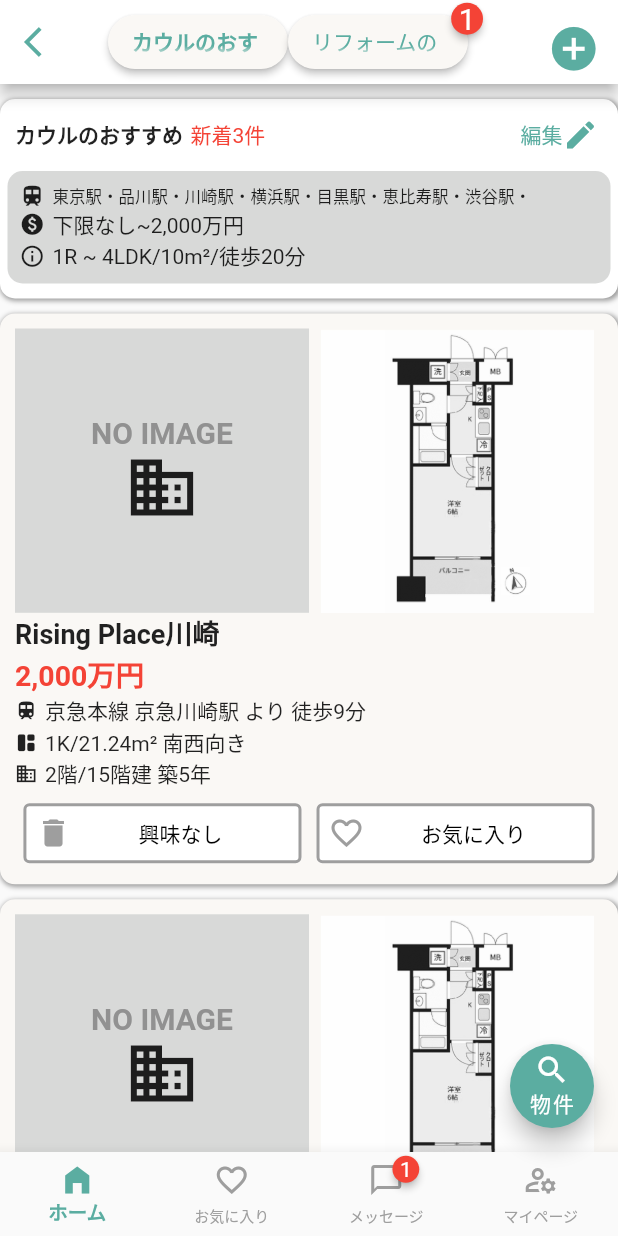
After one commit to tbskgm0/flutter-tutorial, a Flutter app: the screen it shows after launch, after a tap on "residence", on a phone screen of 412 x 824 dp. The commit adds this screen. Run offline on Flutter 3.47's test engine with Material 2 defaults, Android fonts, the phone set to English and light mode, and no system bars; drawn by our look-alikes of badges; Roboto replaces fonts that are missing (Roboto Mono).

Commit message:
add: residenceアプリの実装

```diff
--- a/lib/main.dart
+++ b/lib/main.dart
@@ -1,5 +1,6 @@
 import 'package:flutter/material.dart';
 import 'youtube/youtube_screen.dart';
+import 'residence/residence_screen.dart';
 
 void main() {
   runApp(const MyApp());
@@ -33,7 +34,6 @@ class MyHomePage extends StatelessWidget {
         title: const Center(
           child: Text('メイン画面'),
         ),
-
       ),
       body: Center(
         child: Column(
@@ -50,6 +50,17 @@ class MyHomePage extends StatelessWidget {
               },
               child: const Text('Youtube'),
             ),
+            ElevatedButton(
+              onPressed: () {
+                Navigator.push<Widget>(
+                  context,
+                  MaterialPageRoute(
+                    builder: (context) => ResidenceScreen(),
+                  ),
+                );
+              },
+              child: const Text('residence'),
+            ),
           ],
         ),
       ),
--- /dev/null
+++ b/lib/residence/residence_model.dart
@@ -0,0 +1,13 @@
+
+
+class Residence {
+  String image;
+  String houseName;
+  String price;
+  String onFootFromStation;
+  String floorPlan;
+  String houseAge;
+
+  Residence(this.image, this.houseName, this.price, this.onFootFromStation,
+      this.floorPlan, this.houseAge);
+}
--- /dev/null
+++ b/lib/residence/residence_screen.dart
@@ -0,0 +1,479 @@
+import 'package:flutter/material.dart';
+import 'package:badges/badges.dart';
+import 'dart:developer';
+import 'residence_model.dart';
+
+class ResidenceScreen extends StatelessWidget {
+  final _whiteColor = const Color(0xffFFFFFF);
+  final _footerUnselectedIconColor = const Color(0xffCECECE);
+  final _backgroundColor = const Color(0xffFAF8F5);
+  final _primaryColor = const Color(0xff5BADA1);
+  final _mainBtnColor = const Color(0xffC9C9C9);
+
+  @override
+  Widget build(BuildContext context) {
+    final Size screenSize = MediaQuery.of(context).size; // 画面サイズを取得
+
+    return Scaffold(
+      appBar: _buildResidenceAppBar(context),
+      body: _buildBody(screenSize),
+      floatingActionButton: _buildFloatingActionButton(),
+      bottomNavigationBar: _buildBottomNavigationBar(),
+    );
+  }
+
+  AppBar _buildResidenceAppBar(BuildContext context) {
+    const suggestionText = 'カウルのおすすめ';
+    const reformText = 'リフォームの済みの物件';
+    const double buttonWidth = 120;
+    const double buttonHeight = 30;
+    const double cornerSize = 30;
+
+    return AppBar(
+      backgroundColor: Colors.white,
+      leading: IconButton(
+        icon: const Icon(Icons.arrow_back_ios),
+        onPressed: () {
+          log('back button is tapped.');
+          Navigator.of(context).pop();
+        },
+        color: _primaryColor,
+      ),
+      title: Row(
+        children: [
+          SizedBox(
+            width: buttonWidth,
+            child: ElevatedButton(
+              onPressed: () {
+                log('$suggestionText is tapped.');
+              },
+              child: Text(
+                suggestionText,
+                overflow: TextOverflow.fade,
+                maxLines: 1,
+                style: TextStyle(
+                  color: _primaryColor,
+                  fontWeight: FontWeight.bold,
+                ),
+              ),
+              style: ElevatedButton.styleFrom(
+                primary: _backgroundColor,
+                shape: RoundedRectangleBorder(
+                  borderRadius: BorderRadius.circular(cornerSize),
+                ),
+              ),
+            ),
+          ),
+          Badge(
+            badgeContent: const Text(
+              '1',
+              style: TextStyle(fontSize: 20, color: Colors.white),
+            ),
+            child: SizedBox(
+              width: buttonWidth,
+              child: ElevatedButton(
+                onPressed: () {
+                  log('$reformText is tapped.');
+                },
+                child: Text(
+                  reformText,
+                  overflow: TextOverflow.fade,
+                  maxLines: 1,
+                  style: TextStyle(
+                    color: _primaryColor,
+                  ),
+                ),
+                style: ElevatedButton.styleFrom(
+                  primary: _backgroundColor,
+                  shape: RoundedRectangleBorder(
+                    borderRadius: BorderRadius.circular(cornerSize),
+                  ),
+                ),
+              ),
+            ),
+          ),
+        ],
+      ),
+      actions: [
+        Padding(
+          padding: EdgeInsets.all(7),
+          child: IconButton(
+            onPressed: () {
+              log('add button is tapped.');
+            },
+            icon: const Icon(Icons.add_circle, size: 35),
+            color: _primaryColor,
+          ),
+        ),
+      ],
+    );
+  }
+
+  Widget _buildBody(Size size) {
+    final houses = [
+      Residence('images/house_layout.png', 'Rising Place川崎', '2,000万円',
+          '京急本線 京急川崎駅 より 徒歩9分', '1K/21.24m² 南西向き', '2階/15階建 築5年'),
+      Residence('images/house_layout.png', 'Rising Place川崎', '2,000万円',
+          '京急本線 京急川崎駅 より 徒歩9分', '1K/21.24m² 南西向き', '2階/15階建 築5年'),
+      Residence('images/house_layout.png', 'Rising Place川崎', '2,000万円',
+          '京急本線 京急川崎駅 より 徒歩9分', '1K/21.24m² 南西向き', '2階/15階建 築5年'),
+      Residence('images/house_layout.png', 'Rising Place川崎', '2,000万円',
+          '京急本線 京急川崎駅 より 徒歩9分', '1K/21.24m² 南西向き', '2階/15階建 築5年'),
+    ];
+
+    return ListView(
+      children: [
+        Container(
+          padding: EdgeInsets.only(top: 10),
+          child: _buildSuggestionWidget(),
+        ),
+        for (final house in houses) _buildHouseCell(size, house),
+      ],
+    );
+  }
+
+  Widget _buildSuggestionWidget() {
+    final selectedStations = ['東京駅', '品川駅', '川崎駅', '横浜駅', '目黒駅', '恵比寿駅', '渋谷駅'];
+
+    return Container(
+      padding: const EdgeInsets.only(bottom: 10, left: 5, right: 5),
+      decoration: BoxDecoration(
+        borderRadius: BorderRadius.circular(10.0),
+        color: _whiteColor,
+        boxShadow: const [
+          BoxShadow(
+            color: Colors.grey, //色
+            spreadRadius: 0.5,
+            blurRadius: 2,
+            offset: Offset(1, 1),
+          ),
+        ],
+      ),
+      child: Column(
+        children: [
+          _buildSuggestionTitle(_primaryColor),
+          _buildSuggestion(selectedStations),
+        ],
+      ),
+    );
+  }
+
+  Widget _buildSuggestionTitle(Color color) {
+    return Row(
+      children: [
+        const Padding(
+          padding: EdgeInsets.only(left: 5, right: 5),
+          child: Text(
+            'カウルのおすすめ',
+            style: TextStyle(
+              fontWeight: FontWeight.bold,
+            ),
+          ),
+        ),
+        const Text(
+          '新着3件',
+          style: TextStyle(
+            color: Colors.red,
+          ),
+        ),
+        const Spacer(),
+        TextButton(
+          onPressed: () {
+            log('edit button is tapped.');
+          },
+          child: Row(
+            children: [
+              Text(
+                '編集',
+                style: TextStyle(
+                  color: color,
+                ),
+              ),
+              Icon(
+                Icons.edit,
+                color: color,
+              ),
+            ],
+          ),
+        ),
+      ],
+    );
+  }
+
+  Widget _buildSuggestion(selectedStations) {
+    const double iconSize = 17;
+
+    return Container(
+      decoration: BoxDecoration(
+        borderRadius: BorderRadius.circular(10),
+        color: Color(0xffD8D9D8),
+      ),
+      padding: const EdgeInsets.all(8),
+      child: Column(
+        children: [
+          Row(
+            children: [
+              const Padding(
+                padding: EdgeInsets.only(right: 5),
+                child: Icon(Icons.train, size: iconSize),
+              ),
+              for (final station in selectedStations)
+                Text(
+                  '$station・',
+                  // overflow: TextOverflow.ellipsis,
+                  style: const TextStyle(
+                    fontSize: 11,
+                  ),
+                ),
+            ],
+          ),
+          Row(
+            children: const [
+              Padding(
+                padding: EdgeInsets.only(right: 5),
+                child: Icon(Icons.paid, size: iconSize),
+              ),
+              Text('下限なし~2,000万円'),
+            ],
+          ),
+          Row(
+            children: const [
+              Padding(
+                padding: EdgeInsets.only(right: 5),
+                child: Icon(Icons.info_outline, size: iconSize),
+              ),
+              Text('1R ~ 4LDK/10m²/徒歩20分'),
+            ],
+          )
+        ],
+      ),
+    );
+  }
+
+  Widget _buildHouseCell(Size size, Residence house) {
+    const double paddingValue = 10;
+
+    return Padding(
+      padding: const EdgeInsets.only(top: 10),
+      child: Container(
+        decoration: BoxDecoration(
+          borderRadius: BorderRadius.circular(10),
+          color: _backgroundColor,
+          boxShadow: const [
+            BoxShadow(
+              color: Colors.grey, //色
+              spreadRadius: 0.5,
+              blurRadius: 2,
+              offset: Offset(1, 1),
+            ),
+          ],
+        ),
+        child: Padding(
+          padding: const EdgeInsets.all(paddingValue),
+          child: Column(
+            crossAxisAlignment: CrossAxisAlignment.start,
+            children: [
+              SizedBox(
+                height: size.height * 0.23,
+                child: Row(
+                  children: [
+                    Container(
+                      width: size.width * 0.5 - paddingValue,
+                      color: const Color(0xffD8D9D8),
+                      child: Column(
+                        mainAxisAlignment: MainAxisAlignment.center,
+                        children: const [
+                          Text(
+                            'NO IMAGE',
+                            style: TextStyle(
+                              color: Color(0xff919191),
+                              fontSize: 20,
+                              fontWeight: FontWeight.bold,
+                              fontFamily: 'Roboto Mono',
+                            ),
+                          ),
+                          Icon(
+                            Icons.business_outlined,
+                            size: 50,
+                          ),
+                        ],
+                      ),
+                    ),
+                    SizedBox(
+                      width: size.width * 0.5 - paddingValue,
+                      child: Image.asset(house.image),
+                    ),
+                  ],
+                ),
+              ),
+              Text(
+                house.houseName,
+                style: const TextStyle(
+                  fontWeight: FontWeight.bold,
+                  fontSize: 18,
+                ),
+              ),
+              Text(
+                house.price,
+                style: const TextStyle(
+                  fontWeight: FontWeight.bold,
+                  fontSize: 19,
+                  color: Colors.red,
+                ),
+              ),
+              Row(
+                children: [
+                  const Padding(
+                    padding: EdgeInsets.only(right: 5),
+                    child: Icon(
+                      Icons.train,
+                      size: 15,
+                    ),
+                  ),
+                  Text(house.onFootFromStation)
+                ],
+              ),
+              Row(
+                children: [
+                  const Padding(
+                    padding: EdgeInsets.only(right: 5),
+                    child: Icon(Icons.space_dashboard_rounded, size: 15),
+                  ),
+                  Text(house.floorPlan),
+                ],
+              ),
+              Row(
+                children: [
+                  const Padding(
+                    padding: EdgeInsets.only(right: 5),
+                    child: Icon(Icons.business_outlined, size: 15),
+                  ),
+                  Text(house.houseAge),
+                ],
+              ),
+              _buildCellButtons(size),
+            ],
+          ),
+        ),
+      ),
+    );
+  }
+
+  Widget _buildCellButtons(Size size) {
+    return Padding(
+      padding: const EdgeInsets.only(top: 5),
+      child: Row(
+        mainAxisAlignment: MainAxisAlignment.center,
+        children: [
+          Container(
+            width: size.width * 0.45,
+            child: TextButton(
+              onPressed: () {
+                log('興味なし button is tapped.');
+              },
+              style: ElevatedButton.styleFrom(
+                  primary: Colors.white,
+                  side: const BorderSide(
+                    color: Colors.grey,
+                    width: 2,
+                  )),
+              child: Row(
+                children: const [
+                  Icon(Icons.delete, color: Colors.grey),
+                  Spacer(),
+                  Text('興味なし', style: TextStyle(color: Colors.black)),
+                  Spacer(),
+                ],
+              ),
+            ),
+          ),
+          const SizedBox(width: 10),
+          SizedBox(
+            width: size.width * 0.45,
+            child: TextButton(
+              onPressed: () {
+                log('興味なし button is tapped.');
+              },
+              style: ElevatedButton.styleFrom(
+                  primary: Colors.white,
+                  side: const BorderSide(
+                    color: Colors.grey,
+                    width: 2,
+                  )),
+              child: Row(
+                children: const [
+                  Icon(Icons.favorite_border, color: Colors.grey),
+                  Spacer(),
+                  Text('お気に入り', style: TextStyle(color: Colors.black)),
+                  Spacer(),
+                ],
+              ),
+            ),
+          ),
+        ],
+      ),
+    );
+  }
+
+  FloatingActionButton _buildFloatingActionButton() {
+    return FloatingActionButton(
+      backgroundColor: _primaryColor,
+      onPressed: () { log('Floating button is tapped.'); },
+      child: Column(
+        mainAxisAlignment: MainAxisAlignment.center,
+        children: const [
+          Icon(Icons.search),
+          Text('物件'),
+        ],
+      ),
+    );
+  }
+
+  BottomNavigationBar _buildBottomNavigationBar() {
+    return BottomNavigationBar(
+      items: <BottomNavigationBarItem>[
+        BottomNavigationBarItem(
+          icon: Icon(
+            Icons.home_filled,
+            color: _primaryColor,
+          ),
+          label: 'ホーム',
+        ),
+        const BottomNavigationBarItem(
+          icon: Icon(
+            Icons.favorite_border,
+            color: Colors.grey,
+          ),
+          label: 'お気に入り',
+        ),
+        BottomNavigationBarItem(
+          icon: Badge(
+            shape: BadgeShape.circle,
+            position: BadgePosition.topEnd(),
+            child: const Icon(Icons.chat_bubble_outline),
+            badgeContent: const Text(
+                '1',
+                style: TextStyle(color: Colors.white),
+            ),
+          ),
+          label: 'メッセージ',
+        ),
+        const BottomNavigationBarItem(
+          icon: Icon(
+            Icons.manage_accounts_outlined,
+            color: Colors.grey,
+          ),
+          label: 'マイページ',
+        )
+      ],
+      selectedItemColor: _primaryColor,
+      selectedLabelStyle: const TextStyle(
+        fontWeight: FontWeight.bold,
+      ),
+      unselectedItemColor: Colors.grey,
+      selectedFontSize: 13,
+      unselectedFontSize: 10,
+      type: BottomNavigationBarType.fixed,
+    );
+  }
+}
```
Also changed, not shown: pubspec.yaml (+1 -30 lines), images/house_layout.png (added), pubspec.lock, 2 other files.
